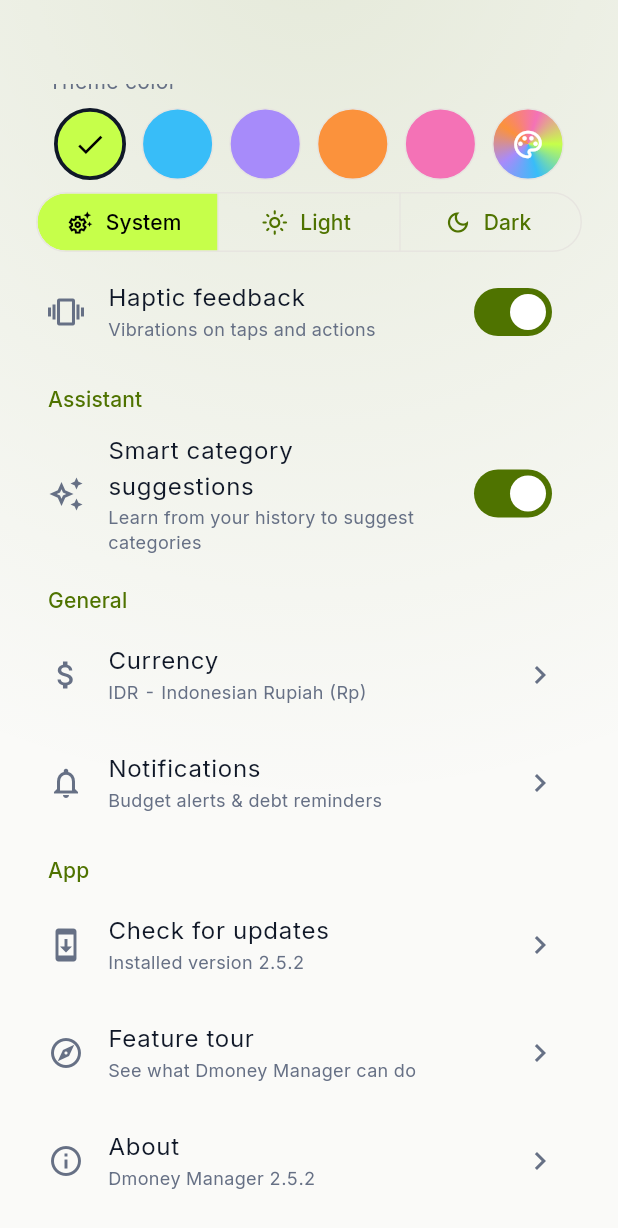
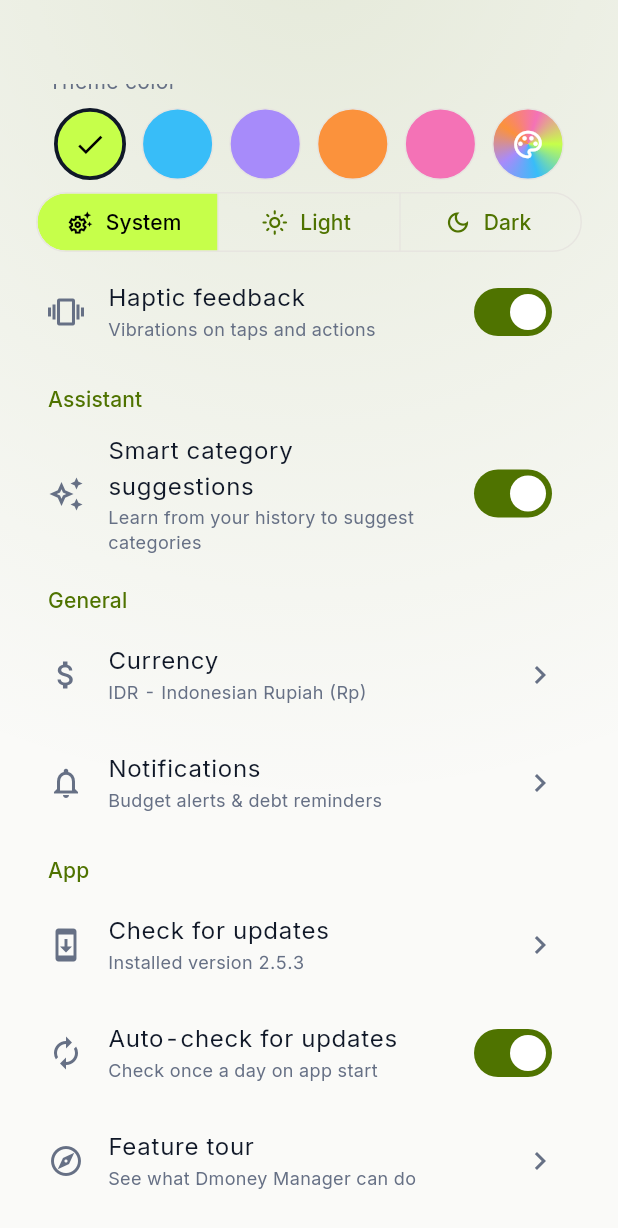
Before and after one commit to TheMDeA/Dmoney-Manager, a Flutter app: the SettingsScreen screen opened directly, scrolled down 576 dp, on a phone screen of 412 x 824 dp. Shown: the top 1228 px of the screen. Run offline on Flutter 3.47's test engine with Material 3 defaults, Android fonts, the phone set to English and light mode, and no system bars; drawn by our look-alikes of dynamic_color; our stand-ins replace csv, custom_refresh_indicator, drift, drift_flutter, file_picker, fl_chart and 11 more; missing offline and left inert: excel, google_mlkit_text_recognition, sqlite3; accounts and stored records are empty; generated files the repository leaves out were written again; network calls fail.

Commit message:
Release 2.5.3 (2/2): auto update check, version files

```diff
--- a/lib/features/settings/settings_screen.dart
+++ b/lib/features/settings/settings_screen.dart
@@ -288,6 +288,19 @@ class _SettingsScreenState extends ConsumerState<SettingsScreen> {
                         : const Icon(Icons.chevron_right),
                     onTap: _checkForUpdates,
                   ),
+                  SwitchListTile(
+                    secondary: const Icon(Icons.autorenew_outlined),
+                    title: const Text('Auto-check for updates'),
+                    subtitle: Text(
+                      'Check once a day on app start',
+                      style: TextStyle(color: context.textMuted, fontSize: 12),
+                    ),
+                    value: AppPrefs.autoCheckUpdate,
+                    onChanged: (v) async {
+                      await AppPrefs.setAutoCheckUpdate(v);
+                      if (mounted) setState(() {});
+                    },
+                  ),
                   _tile(
                     context,
                     icon: Icons.explore_outlined,
--- a/pubspec.yaml
+++ b/pubspec.yaml
@@ -1,7 +1,7 @@
 name: dmoney_manager
 description: Dmoney Manager — a simple, modern money manager app (Flutter).
 publish_to: 'none'
-version: 2.5.2+43
+version: 2.5.3+44
 
 environment:
   sdk: ^3.8.0
```
Also changed, not shown: lib/core/services/update_service.dart (+27 -0 lines), lib/features/shell/app_shell.dart (+30 -0 lines), 2 other files.
